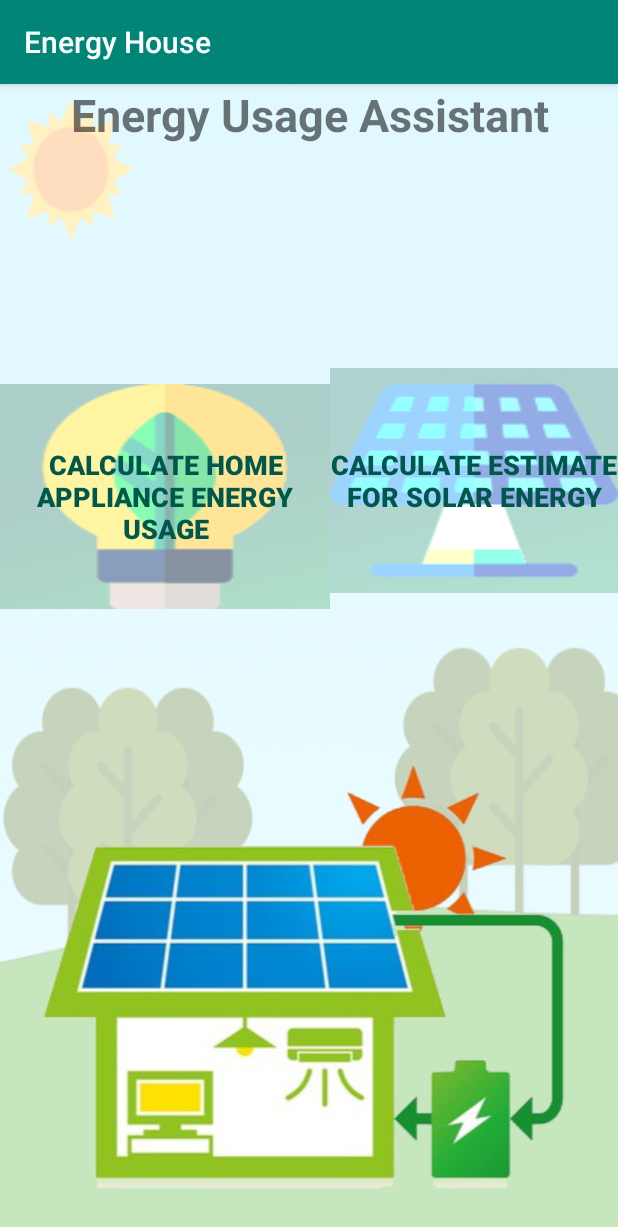
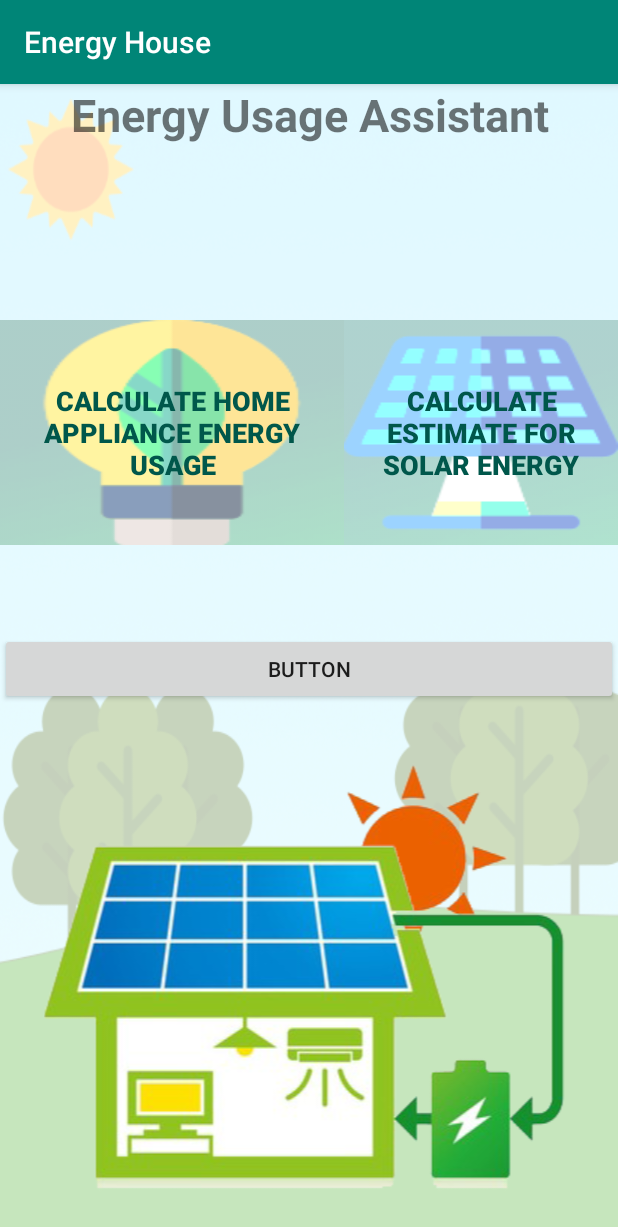
Before and after one commit to JoshShor/EnergyHouse, an Android app: the EnergyActivity screen opened directly, with no data from a screen before it, on a phone screen of 412 x 824 dp. Shown: the top 1227 px of the screen. Run offline under Robolectric (Android 15) with nearby library versions, the light colour scheme and no system bars.

```diff
--- a/app/src/main/java/cs134/miracosta/edu/energyhouse/ApplianceActivity.java
+++ b/app/src/main/java/cs134/miracosta/edu/energyhouse/ApplianceActivity.java
@@ -111,8 +111,8 @@
         appliance.setHours(Double.parseDouble(lightHoursStr));
         appliance.setWattHour(Double.parseDouble(lightPowerStr), Double.parseDouble(lightHoursStr));
         totalEnergy += appliance.getWattHour();
-        Log.e("Lights outs", "Lights here " + totalEnergy);
-        Log.e("Lights outs", lightPowerStr);
+        //Log.e("Lights outs", "Lights here " + totalEnergy);
+        //Log.e("Lights outs", lightPowerStr);
 
         appliance.setWatts(Double.parseDouble(tvPowerStr));
         appliance.setHours(Double.parseDouble(tvHoursStr));
--- a/app/src/main/res/layout/activity_energy.xml
+++ b/app/src/main/res/layout/activity_energy.xml
@@ -32,12 +32,12 @@
 
         <Button
             android:id="@+id/applianceButton"
-            android:layout_width="wrap_content"
+            android:layout_width="match_parent"
             android:layout_height="wrap_content"
             android:layout_weight="1"
             android:background="@drawable/bulb"
+            android:onClick="switchToAppliance"
             android:text="@string/goToCalcEnergy"
-            android:onClick="switchToAppliance"
             android:textColor="@color/colorPrimaryDark"
             android:textSize="18sp"
             android:textStyle="bold" />
@@ -48,13 +48,19 @@
             android:layout_height="wrap_content"
             android:layout_weight="1"
             android:background="@drawable/solarbutton"
+            android:onClick="switchToSolar"
             android:text="@string/goToSolarEst"
-            android:onClick="switchToSolar"
             android:textAlignment="center"
             android:textColor="@color/colorPrimaryDark"
             android:textSize="18sp"
             android:textStyle="bold" />
     </LinearLayout>
+
+    <Button
+        android:id="@+id/button"
+        android:layout_width="match_parent"
+        android:layout_height="wrap_content"
+        android:text="Button" />
 
     <ImageView
         android:id="@+id/imageView3"
--- a/app/src/main/res/layout/activity_menu.xml
+++ b/app/src/main/res/layout/activity_menu.xml
@@ -12,7 +12,7 @@
         android:id="@+id/titleTextView"
         android:layout_width="match_parent"
         android:layout_height="wrap_content"
-        android:text="@string/menu"
+        android:text="@string/mainmenu"
         android:textAlignment="center"
         android:textSize="30sp"
         android:textStyle="bold" />
```
Also changed, not shown: app/src/main/res/values/strings.xml (+2 -10 lines), app/src/main/java/cs134/miracosta/edu/energyhouse/EnergyActivity.java (line endings or trailing spaces), 1 other file.
